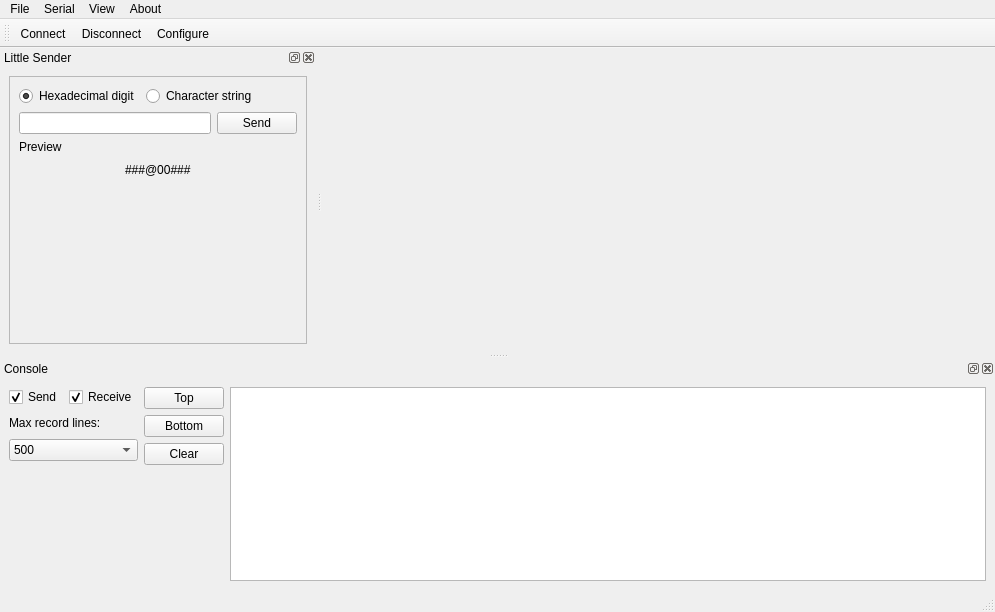
Before: the Qt Designer form mainwindow.ui in hfansion/RobotCommander, drawn with Qt 5.
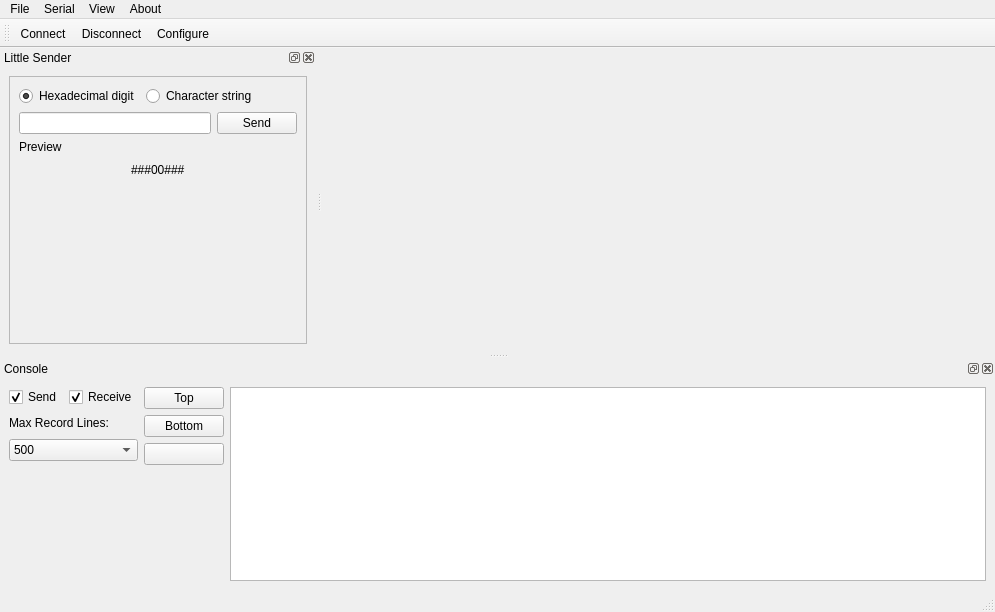
After: the same form once the commit is applied. Icons and pictures are not drawn. Custom widgets are drawn as their Qt base class.

Diff of the .ui file:
```diff
--- a/mainwindow.ui
+++ b/mainwindow.ui
@@ -100,8 +100,8 @@
          <rect>
           <x>0</x>
           <y>0</y>
-          <width>351</width>
-          <height>220</height>
+          <width>331</width>
+          <height>222</height>
          </rect>
         </property>
         <layout class="QVBoxLayout" name="verticalLayout">
@@ -178,7 +178,7 @@
            <item>
             <widget class="QLabel" name="label_LS_result">
              <property name="text">
-              <string>###@00###</string>
+              <string>###00###</string>
              </property>
             </widget>
            </item>
@@ -270,7 +270,7 @@
          <item>
           <widget class="QLabel" name="label_2">
            <property name="text">
-            <string>Max record lines:</string>
+            <string>Max Record Lines:</string>
            </property>
           </widget>
          </item>
@@ -362,7 +362,11 @@
        <item>
         <widget class="QPushButton" name="pushButton_CS_clear">
          <property name="text">
-          <string>Clear</string>
+          <string/>
+         </property>
+         <property name="icon">
+          <iconset resource="RobotCommander.qrc">
+           <normaloff>:/icon/clear.png</normaloff>:/icon/clear.png</iconset>
          </property>
         </widget>
        </item>
```
Left out of the diff: 13 changed lines with no effect on the pictures.
